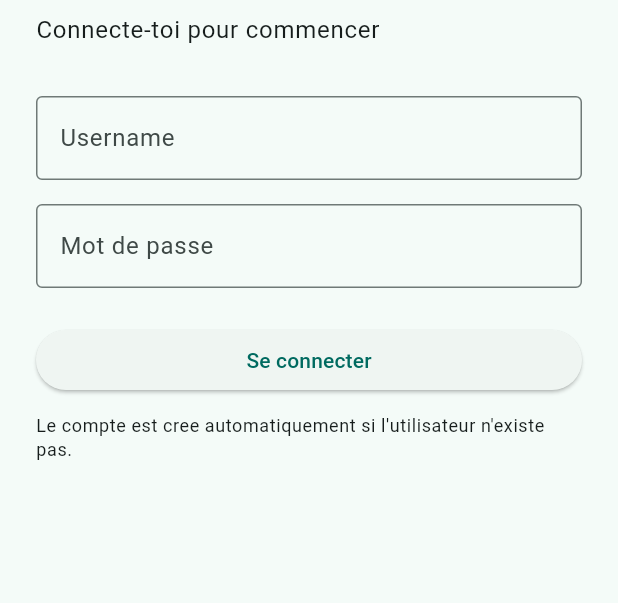
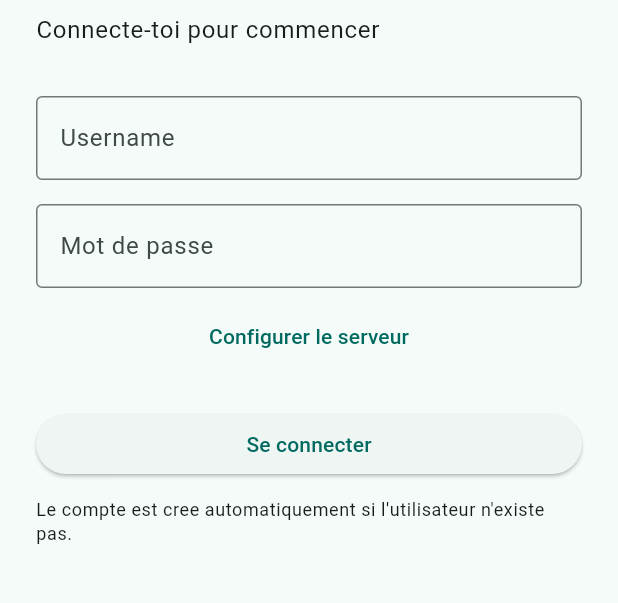
Before and after one commit to Leolesage/chat-app-cesi-mobile, a Flutter app: the screen it shows after launch, on a phone screen of 412 x 824 dp, the part 132-735 px from its top. Run offline on Flutter 3.47's test engine with Material 3 defaults, Android fonts, the phone set to English and light mode, and no system bars.

Commit message:
ajoute config serveur

```diff
--- a/lib/main.dart
+++ b/lib/main.dart
@@ -4,7 +4,7 @@ import 'dart:convert';
 import 'package:flutter/material.dart';
 import 'package:http/http.dart' as http;
 
-const String apiBaseUrl = 'http://10.0.2.2:8080';
+const String defaultApiBaseUrl = 'http://10.0.2.2:8080';
 
 void main() {
   runApp(const ChatApp());
@@ -36,13 +36,34 @@ class LoginScreen extends StatefulWidget {
 class _LoginScreenState extends State<LoginScreen> {
   final _usernameController = TextEditingController();
   final _passwordController = TextEditingController();
+  final _apiController = TextEditingController(text: defaultApiBaseUrl);
   bool _isLoading = false;
+  bool _showServerConfig = false;
 
   @override
   void dispose() {
     _usernameController.dispose();
     _passwordController.dispose();
+    _apiController.dispose();
     super.dispose();
+  }
+
+  String _normalizeApiBaseUrl(String value) {
+    var trimmed = value.trim();
+    if (trimmed.isEmpty) {
+      return defaultApiBaseUrl;
+    }
+
+    if (!trimmed.startsWith('http://') &&
+        !trimmed.startsWith('https://')) {
+      trimmed = 'http://$trimmed';
+    }
+
+    if (trimmed.endsWith('/')) {
+      trimmed = trimmed.substring(0, trimmed.length - 1);
+    }
+
+    return trimmed;
   }
 
   void _showMessage(String message) {
@@ -54,6 +75,7 @@ class _LoginScreenState extends State<LoginScreen> {
   Future<void> _submit() async {
     final username = _usernameController.text.trim();
     final password = _passwordController.text;
+    final baseUrl = _normalizeApiBaseUrl(_apiController.text);
 
     if (username.isEmpty || password.isEmpty) {
       _showMessage('Username et mot de passe obligatoires');
@@ -72,7 +94,7 @@ class _LoginScreenState extends State<LoginScreen> {
     try {
       final response = await http
           .post(
-            Uri.parse('$apiBaseUrl/auth'),
+            Uri.parse('$baseUrl/auth'),
             headers: {'Content-Type': 'application/json'},
             body: jsonEncode({
               'username': username,
@@ -114,6 +136,7 @@ class _LoginScreenState extends State<LoginScreen> {
         id: idValue.toInt(),
         username: usernameValue,
         created: payload['created'] == true,
+        apiBaseUrl: baseUrl,
       );
 
       if (!mounted) {
@@ -174,6 +197,36 @@ class _LoginScreenState extends State<LoginScreen> {
                   border: OutlineInputBorder(),
                 ),
               ),
+              const SizedBox(height: 8),
+              TextButton(
+                onPressed: () {
+                  setState(() {
+                    _showServerConfig = !_showServerConfig;
+                  });
+                },
+                child: Text(
+                  _showServerConfig
+                      ? 'Masquer le serveur'
+                      : 'Configurer le serveur',
+                ),
+              ),
+              if (_showServerConfig) ...[
+                TextField(
+                  controller: _apiController,
+                  keyboardType: TextInputType.url,
+                  decoration: const InputDecoration(
+                    labelText: 'Serveur API',
+                    hintText: 'http://192.168.1.50:8080',
+                    border: OutlineInputBorder(),
+                  ),
+                ),
+                const SizedBox(height: 8),
+                Text(
+                  'Si l\'API tourne sur un autre PC, mets son IP locale ici.',
+                  style: Theme.of(context).textTheme.bodySmall,
+                ),
+                const SizedBox(height: 8),
+              ],
               const SizedBox(height: 24),
               ElevatedButton(
                 onPressed: _isLoading ? null : _submit,
@@ -203,11 +256,13 @@ class UserSession {
     required this.id,
     required this.username,
     required this.created,
+    required this.apiBaseUrl,
   });
 
   final int id;
   final String username;
   final bool created;
+  final String apiBaseUrl;
 }
 
 class UserSummary {
@@ -309,7 +364,7 @@ class _UsersScreenState extends State<UsersScreen> {
   Future<List<UserSummary>> _fetchUsers() async {
     try {
       final response = await http
-          .get(Uri.parse('$apiBaseUrl/users'))
+          .get(Uri.parse('${widget.session.apiBaseUrl}/users'))
           .timeout(const Duration(seconds: 8));
 
       final payload = jsonDecode(response.body);
@@ -551,7 +606,8 @@ class _ChatScreenState extends State<ChatScreen> {
 
     _isFetching = true;
     try {
-      final uri = Uri.parse('$apiBaseUrl/messages').replace(queryParameters: {
+      final uri = Uri.parse('${widget.session.apiBaseUrl}/messages')
+          .replace(queryParameters: {
         'user_id': widget.session.id.toString(),
         'with_id': widget.peer.id.toString(),
         'since_id': sinceId.toString(),
@@ -625,7 +681,7 @@ class _ChatScreenState extends State<ChatScreen> {
     try {
       final response = await http
           .post(
-            Uri.parse('$apiBaseUrl/messages'),
+            Uri.parse('${widget.session.apiBaseUrl}/messages'),
             headers: {'Content-Type': 'application/json'},
             body: jsonEncode({
               'sender_id': widget.session.id,
```
